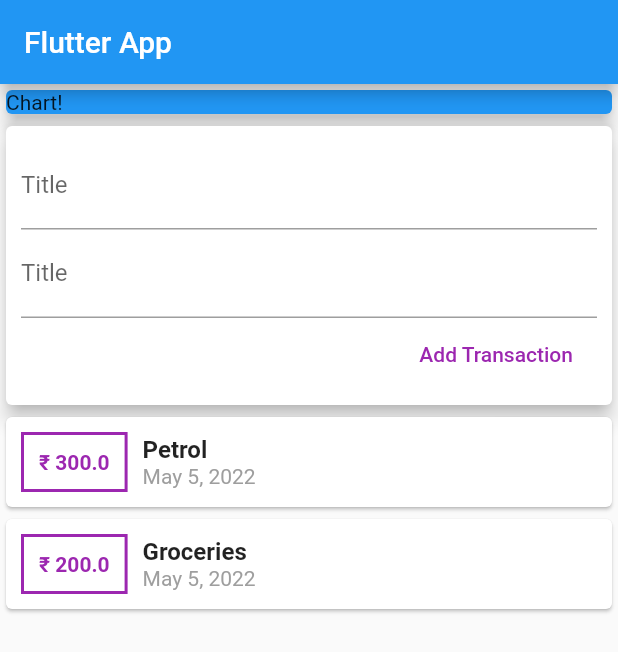
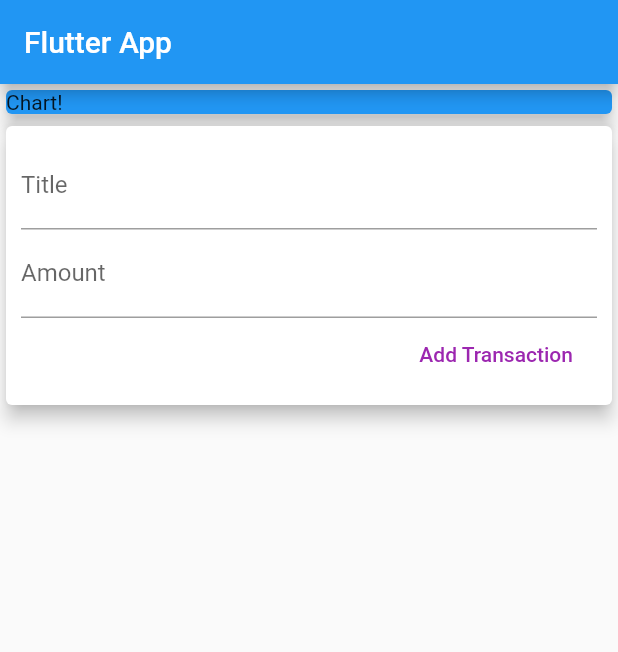
Before and after one commit to Vortex1806/ExpenseTracker, a Flutter app: the screen it shows after launch, on a phone screen of 412 x 824 dp. Shown: the top 652 px of the screen. Run offline on Flutter 3.47's test engine with Material 2 defaults, Android fonts, the phone set to English and light mode, and no system bars.

Commit message:
widgets created

```diff
--- a/lib/main.dart
+++ b/lib/main.dart
@@ -1,7 +1,5 @@
 import 'package:flutter/material.dart';
-import 'package:intl/intl.dart';
-
-import './models/transaction.dart';
+import 'package:flutter_complete_guide/widgets/user_transactions.dart';
 
 void main() => runApp(MyApp());
 
@@ -16,17 +14,6 @@ class MyApp extends StatelessWidget {
 }
 
 class MyHomePage extends StatelessWidget {
-  final List<Transaction> transactions = [
-    Transaction(id: 't1', title: 'Petrol', amount: 300, date: DateTime.now()),
-    Transaction(id: 't2', title: 'Groceries', amount: 200, date: DateTime.now())
-  ];
-
-  // String titleinput;
-  // String amountinput;
-
-  final titlecontroller = TextEditingController();
-  final amountcotroller = TextEditingController();
-
   @override
   Widget build(BuildContext context) {
     return Scaffold(
@@ -45,72 +32,7 @@ class MyHomePage extends StatelessWidget {
                 elevation: 5,
               ),
             ),
-            Card(
-              elevation: 5,
-              child: Container(
-                padding: EdgeInsets.all(10),
-                margin: EdgeInsets.all(0),
-                child: Column(
-                  crossAxisAlignment: CrossAxisAlignment.end,
-                  children: [
-                    TextField(
-                      enableSuggestions: true,
-                      decoration: InputDecoration(labelText: 'Title'),
-                      controller: titlecontroller,
-                    ),
-                    TextField(
-                      decoration: InputDecoration(labelText: 'Title'),
-                      controller: amountcotroller,
-                    ),
-                    FlatButton(
-                        child: Text('Add Transaction'),
-                        textColor: Colors.purple,
-                        onPressed: () {
-                          print(titlecontroller.text);
-                          print(amountcotroller.text);
-                        }),
-                  ],
-                ),
-              ),
-            ),
-            Column(
-              children: transactions.map((tx) {
-                return Card(
-                  child: Row(
-                    children: [
-                      Container(
-                        margin:
-                            EdgeInsets.symmetric(vertical: 10, horizontal: 10),
-                        decoration: BoxDecoration(
-                          border: Border.all(color: Colors.purple, width: 2),
-                        ),
-                        child: Text(
-                          '₹ ${tx.amount}',
-                          style: TextStyle(
-                              fontWeight: FontWeight.bold,
-                              color: Colors.purple),
-                        ),
-                        padding: EdgeInsets.all(10),
-                      ),
-                      Column(
-                        crossAxisAlignment: CrossAxisAlignment.start,
-                        children: [
-                          Text(
-                            tx.title,
-                            style: TextStyle(
-                                fontSize: 16, fontWeight: FontWeight.bold),
-                          ),
-                          Text(
-                            DateFormat.yMMMMd().format(tx.date),
-                            style: TextStyle(color: Colors.grey),
-                          )
-                        ],
-                      )
-                    ],
-                  ),
-                );
-              }).toList(),
-            )
+            UserTransaction()
           ]),
     );
   }
--- /dev/null
+++ b/lib/widgets/new_transactions.dart
@@ -0,0 +1,38 @@
+import 'package:flutter/material.dart';
+
+class NewTransaction extends StatelessWidget {
+  final titlecontroller = TextEditingController();
+  final amountcotroller = TextEditingController();
+
+  @override
+  Widget build(BuildContext context) {
+    return Card(
+      elevation: 5,
+      child: Container(
+        padding: EdgeInsets.all(10),
+        margin: EdgeInsets.all(0),
+        child: Column(
+          crossAxisAlignment: CrossAxisAlignment.end,
+          children: [
+            TextField(
+              enableSuggestions: true,
+              decoration: InputDecoration(labelText: 'Title'),
+              controller: titlecontroller,
+            ),
+            TextField(
+              decoration: InputDecoration(labelText: 'Amount'),
+              controller: amountcotroller,
+            ),
+            FlatButton(
+                child: Text('Add Transaction'),
+                textColor: Colors.purple,
+                onPressed: () {
+                  print(titlecontroller.text);
+                  print(amountcotroller.text);
+                }),
+          ],
+        ),
+      ),
+    );
+  }
+}
--- a/lib/widgets/transacton_list.dart
+++ b/lib/widgets/transacton_list.dart
@@ -0,0 +1,49 @@
+import 'package:flutter/material.dart';
+import 'package:intl/intl.dart';
+
+import '../models/transaction.dart';
+
+class TransactionList extends StatelessWidget {
+  final List<Transaction> _userTransactions = [
+
+  ];
+
+  @override
+  Widget build(BuildContext context) {
+    return Column(
+      children: _userTransactions.map((tx) {
+        return Card(
+          child: Row(
+            children: [
+              Container(
+                margin: EdgeInsets.symmetric(vertical: 10, horizontal: 10),
+                decoration: BoxDecoration(
+                  border: Border.all(color: Colors.purple, width: 2),
+                ),
+                child: Text(
+                  '₹ ${tx.amount}',
+                  style: TextStyle(
+                      fontWeight: FontWeight.bold, color: Colors.purple),
+                ),
+                padding: EdgeInsets.all(10),
+              ),
+              Column(
+                crossAxisAlignment: CrossAxisAlignment.start,
+                children: [
+                  Text(
+                    tx.title,
+                    style: TextStyle(fontSize: 16, fontWeight: FontWeight.bold),
+                  ),
+                  Text(
+                    DateFormat.yMMMMd().format(tx.date),
+                    style: TextStyle(color: Colors.grey),
+                  )
+                ],
+              )
+            ],
+          ),
+        );
+      }).toList(),
+    );
+  }
+}
--- /dev/null
+++ b/lib/widgets/user_transactions.dart
@@ -0,0 +1,20 @@
+import 'package:flutter/material.dart';
+
+import './new_transactions.dart';
+import './transacton_list.dart';
+
+class UserTransaction extends StatefulWidget {
+  @override
+  _UserTransactionState createState() => _UserTransactionState();
+}
+
+class _UserTransactionState extends State<UserTransaction> {
+  Widget build(BuildContext context) {
+    return Column(
+      children:[
+        NewTransaction(),
+        TransactionList()
+      ]
+    );
+  }
+}
```
